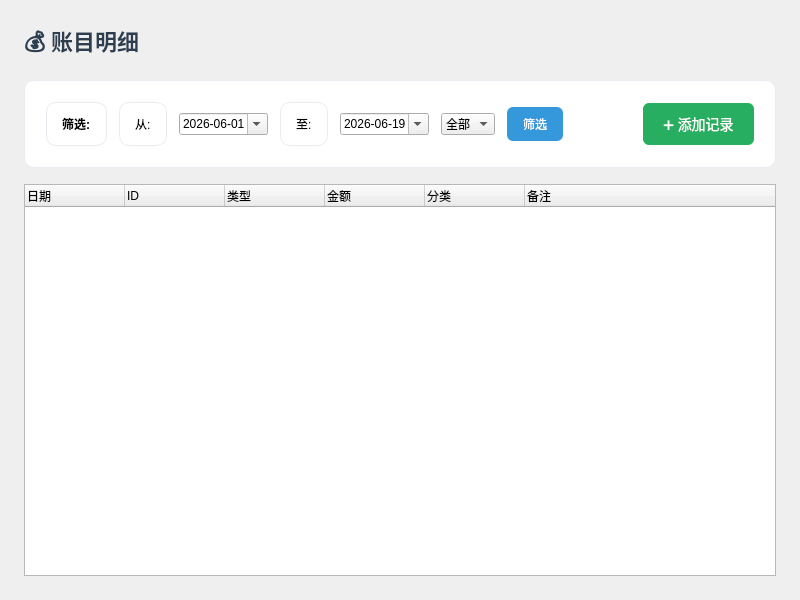
Before: the Qt Designer form gui/flowpage.ui in BlabeZ/DailyAccount, drawn with Qt 5.
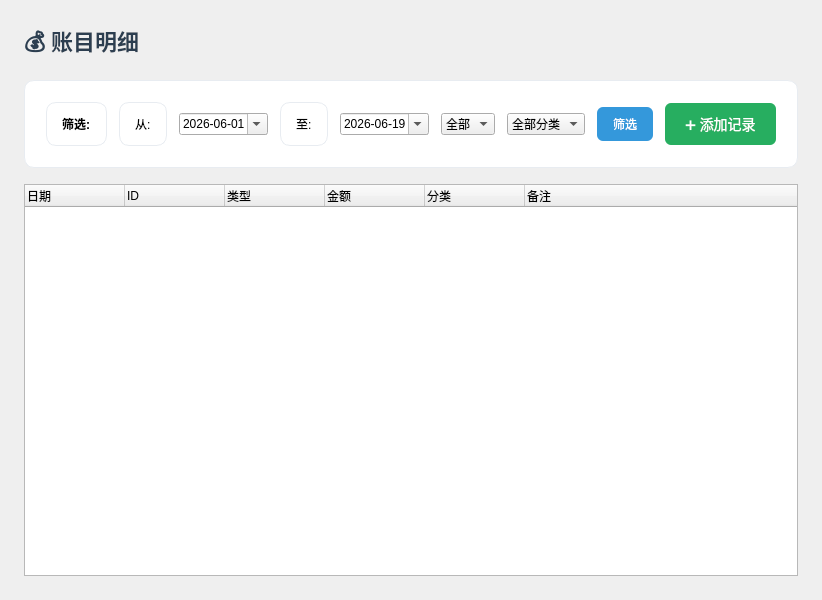
After: the same form once the commit is applied.

Commit message:
v3: 账目明细页分类表头添加下拉筛选按钮
- flowpage.ui: 工具栏新增m_filterCategory下拉框（全部分类）
- flowpage.cpp: loadPage()中动态收集当前范围内所有唯一分类填充下拉框
- flowpage.cpp: 选择分类后按分类精确筛选记录行
- 分类下拉框切换时自动触发筛选（无需点击筛选按钮）

Diff of the .ui file:
```diff
--- a/gui/flowpage.ui
+++ b/gui/flowpage.ui
@@ -74,6 +74,13 @@
        </widget>
       </item>
 
+      <!-- 分类筛选 -->
+      <item>
+       <widget class="QComboBox" name="m_filterCategory">
+        <item><property name="text"><string>全部分类</string></property></item>
+       </widget>
+      </item>
+
       <!-- 筛选按钮 -->
       <item>
        <widget class="QPushButton" name="btnFilter">
```
The commit also changes 1 other file.
